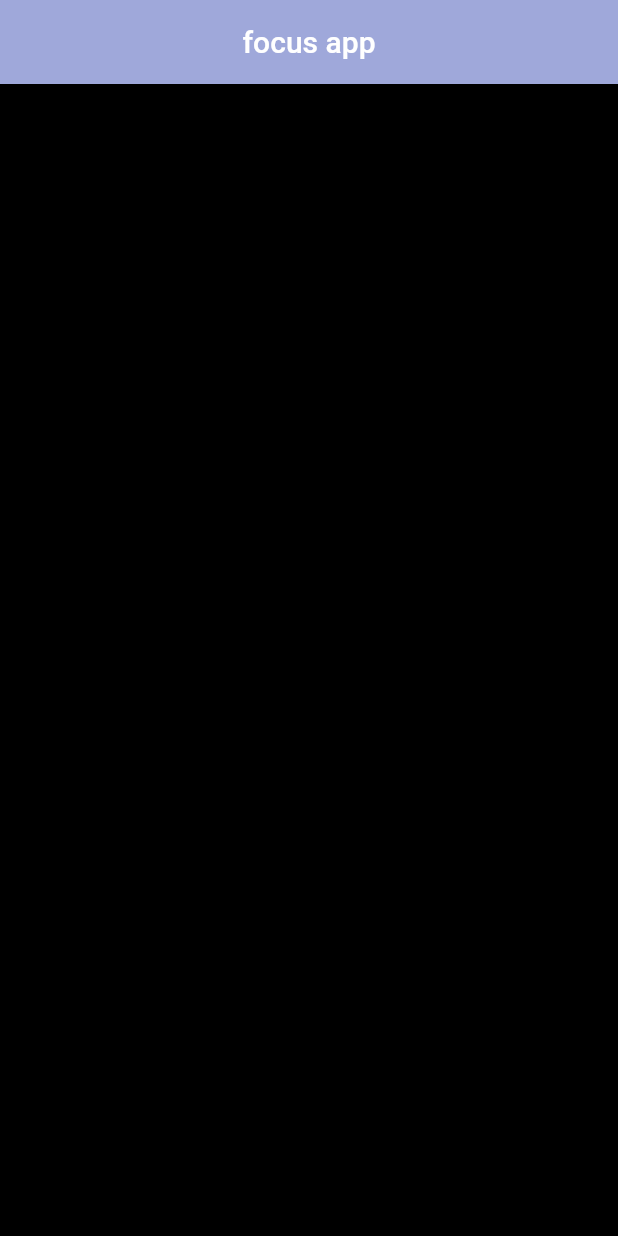
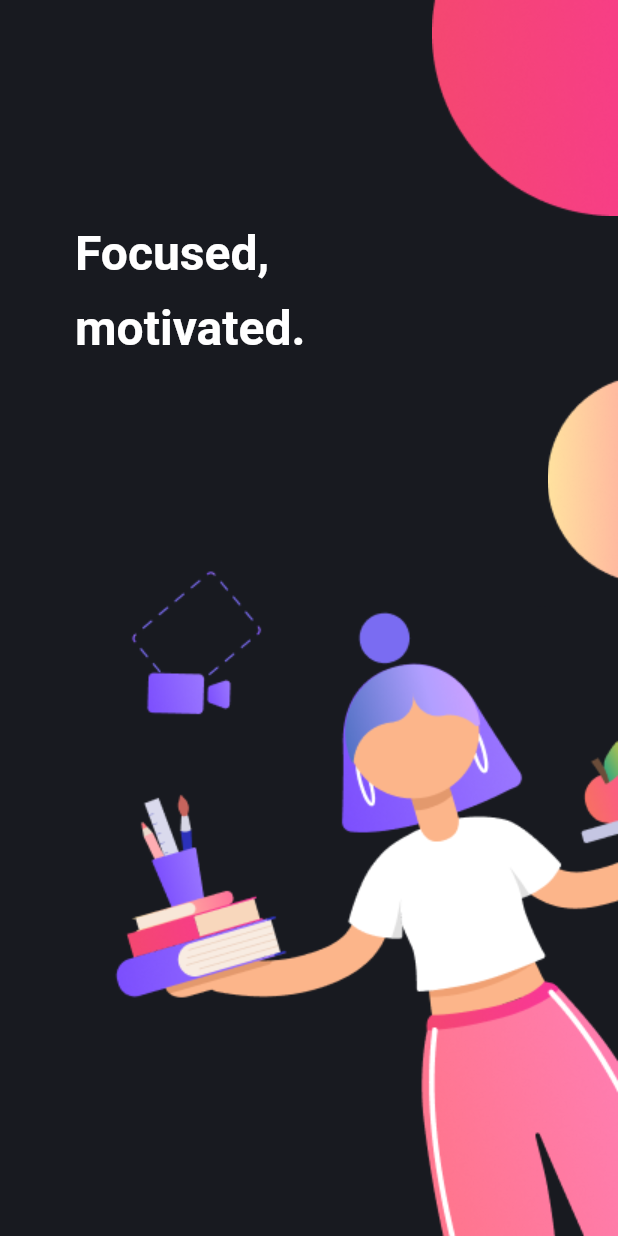
Before and after one commit to HadilHelali/focusApp_flutter, a Flutter app: the screen it shows after launch, on a phone screen of 412 x 824 dp. Run offline on Flutter 3.47's test engine with Material 2 defaults, Android fonts, the light colour scheme and no system bars; our stand-ins replace google_fonts; Roboto replaces fonts that are missing (Spartan).

Commit message:
Added the Screen2 as well as its assets then tested out in the main

```diff
--- /dev/null
+++ b/lib/Screen2.dart
@@ -0,0 +1,47 @@
+import 'package:flutter/material.dart';
+import 'package:google_fonts/google_fonts.dart';
+
+class Screen2 extends StatelessWidget {
+  const Screen2({Key? key}) : super(key: key);
+
+  @override
+  Widget build(BuildContext context) {
+    return Scaffold(
+        // #181A20
+        backgroundColor: const Color.fromARGB(0xFF, 0x18, 0x1A, 0x20),
+        body: SizedBox.expand(
+            child: Container(
+                child: Stack(
+          alignment: Alignment.bottomRight,
+          children: [
+            Positioned(
+              child: Image.asset("assets/Screen2/Illustration.png"),
+            ),
+            Positioned(
+              top: 0,
+              child: Image.asset("assets/Screen2/Oval1.png"),
+            ),
+            Positioned(
+              top: 250,
+              child: Image.asset("assets/Screen2/Oval2.png"),
+            ),
+            Positioned(
+                top: 150,
+                left: 50,
+                child: Text("Focused,",
+                    style: GoogleFonts.spartan(
+                        color: Colors.white,
+                        fontWeight: FontWeight.w700,
+                        fontSize: 32))),
+            Positioned(
+                top: 200,
+                left: 50,
+                child: Text("motivated.",
+                    style: GoogleFonts.spartan(
+                        color: Colors.white,
+                        fontWeight: FontWeight.w700,
+                        fontSize: 32)))
+          ],
+        ))));
+  }
+}
--- a/lib/main.dart
+++ b/lib/main.dart
@@ -1,26 +1,44 @@
+// ignore_for_file: prefer_const_constructors
+
+import 'package:example/Screen2.dart';
 import 'package:flutter/material.dart';
 
 void main() {
-  runApp( MaterialApp(
+  runApp(const MyApp());
+}
+
+class MyApp extends StatelessWidget {
+  const MyApp({Key? key}) : super(key: key);
+
+  // This widget is the root of your application.
+  @override
+  Widget build(BuildContext context) {
+    return MaterialApp(
+      title: 'Focus App',
+      home: Screen2(),
+    );
+  }
+}
+
+/* void main() {
+  runApp(
+      MaterialApp(
       home: Scaffold(
     appBar: AppBar(
-        title: Text('focus app'),
+      title: const Text('focus app'),
       centerTitle: true,
-        backgroundColor:Colors.indigo[200],
+      backgroundColor: Colors.indigo[200],
     ),
-      body:Container(
-        decoration: BoxDecoration(
+    body: Container(
+      decoration: const BoxDecoration(
         color: Colors.black,
       ),
-        child: Center(
+      child: const Center(
         child: Text(
           'hello',
         ),
       ),
     ),
-
-    )
-
-  ));
-
-}
+  ))
+      );
+} */
```
Also changed, not shown: lib/shared/chart.dart (+14 -16 lines), pubspec.yaml (+4 -5 lines), assets/Screen2/Illustration.png (added), assets/Screen2/Oval1.png (added), assets/Screen2/Oval2.png (added), pubspec.lock. Lines whose indentation alone changed are shown as unchanged.
